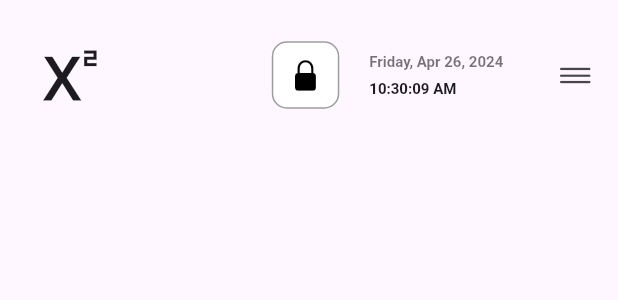
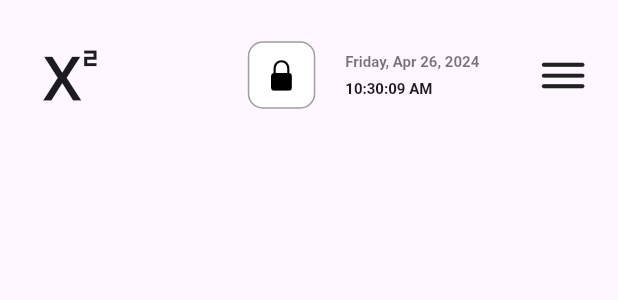
Before and after one commit to FaisalNazir28/portfolio, a Flutter app: the CustomHeader widget shown alone on an empty page, opened directly, on a phone screen of 412 x 824 dp. Shown: the top 300 px of the screen. Run offline on Flutter 3.47's test engine with Material 3 defaults, Android fonts, the phone set to English and light mode, and no system bars.

Commit message:
Menu icon updated

```diff
--- a/lib/widgets/header.dart
+++ b/lib/widgets/header.dart
@@ -136,7 +136,11 @@ class _HeaderState extends State<CustomHeader> {
                 Scaffold.of(context).openEndDrawer();
               });
             },
-            child: const Icon(CupertinoIcons.line_horizontal_3),
+            child: const Icon(
+              CupertinoIcons.bars,
+              size: 40,
+              color: Colors.black87,
+            ),
           ),
         Padding(
           padding: EdgeInsets.only(
```
